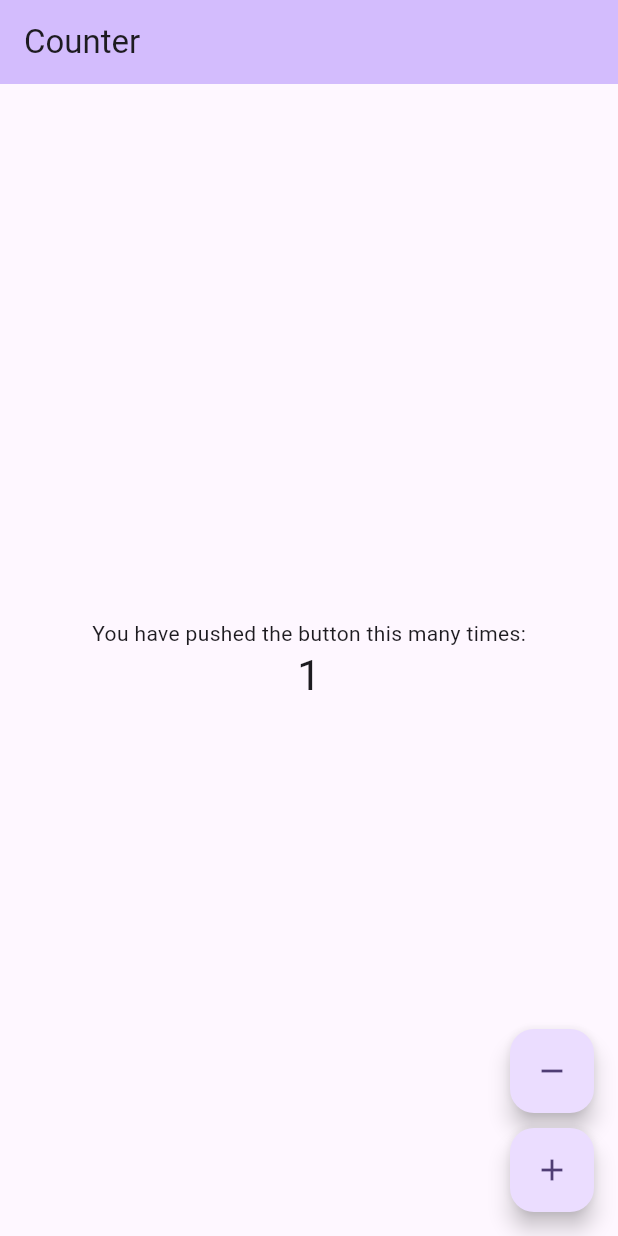
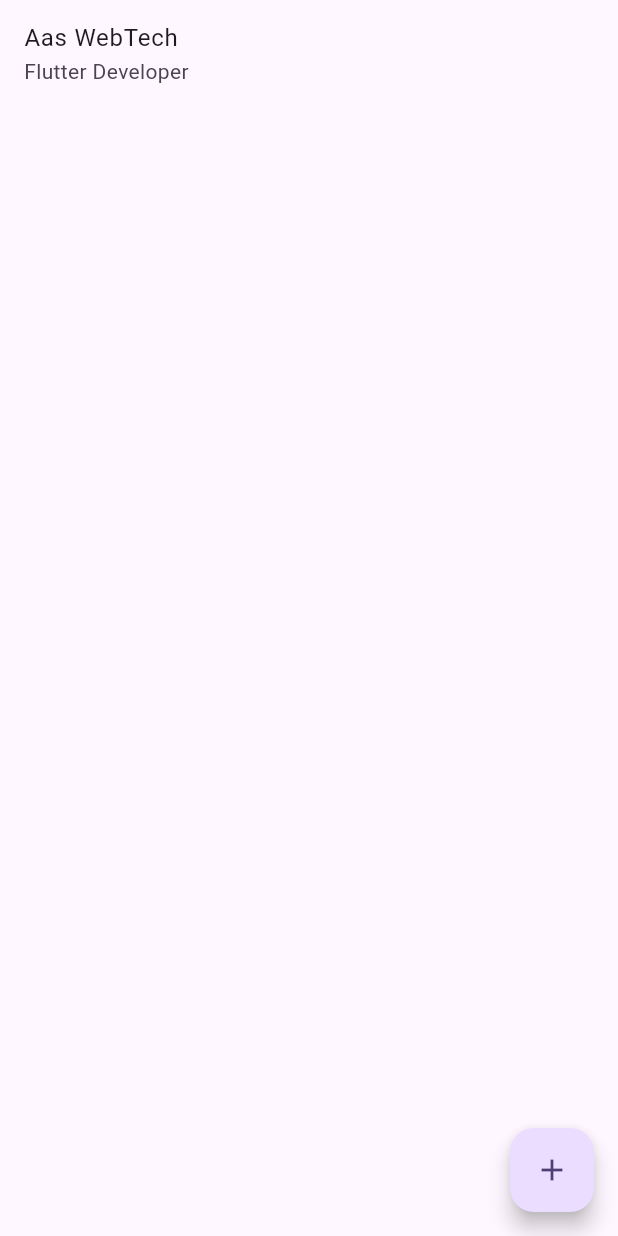
Before and after one commit to aasm0hammad/bloc-practice, a Flutter app: the screen it shows after launch, after a tap on the "add" icon, on a phone screen of 412 x 824 dp. Run offline on Flutter 3.47's test engine with Material 3 defaults, Android fonts, the phone set to English and light mode, and no system bars; our stand-ins replace flutter_bloc.

Commit message:
practice Bloc with List

```diff
--- a/lib/bloc/counter_bloc.dart
+++ b/lib/bloc/counter_bloc.dart
@@ -5,11 +5,11 @@ import 'package:flutter_bloc/flutter_bloc.dart';
 class CounterBloc extends Bloc<CounterEvent, CounterState> {
   CounterBloc() : super(CounterState(count: 0)) {
     on<Increment>((event, emit) {
-      emit(CounterState(count: state.count + 1));
+      emit(CounterState(count: state.count + event.count));
     });
     on<Decrement>((event, emit) {
-      if (state.count > 0) {
-        emit(CounterState(count: state.count - 1));
+      if (state.count > 50) {
+        emit(CounterState(count: state.count-event.count));
       }
     });
   }
--- a/lib/bloc/counter_event.dart
+++ b/lib/bloc/counter_event.dart
@@ -1,5 +1,13 @@
 abstract class CounterEvent {}
 
-class Increment extends CounterEvent {}
+class Increment extends CounterEvent {
+  int count;
+  Increment({required this.count});
 
-class Decrement extends CounterEvent {}
+}
+
+class Decrement extends CounterEvent {
+  int count;
+  Decrement({required this.count});
+
+}
--- /dev/null
+++ b/lib/home_page.dart
@@ -0,0 +1,46 @@
+import 'package:bloc_practice/list_bloc/list_bloc.dart';
+import 'package:bloc_practice/list_bloc/list_event.dart';
+import 'package:flutter/cupertino.dart';
+import 'package:flutter/material.dart';
+import 'package:flutter_bloc/flutter_bloc.dart';
+
+import 'list_bloc/list_state.dart';
+
+class HomePage extends StatelessWidget {
+  @override
+  Widget build(BuildContext context) {
+    // TODO: implement build
+    return Scaffold(
+      body: BlocBuilder<ListBloc, ListState>(builder: (ctx, state) {
+        return ListView.builder(
+            itemCount: state.mData.length,
+            itemBuilder: (context, index) {
+              return InkWell(
+                onTap: () {
+                  context.read<ListBloc>().add(UpdateItemList(updateValue: {
+                        'name': 'Aas45 WebTech1',
+                        'desc': 'Flutter Developer'
+                      }, index: index));
+                },
+                onLongPress: () {
+                  context.read<ListBloc>().add(DeleteItemList(index: index));
+                },
+                child: ListTile(
+                  title: Text(
+                      context.watch<ListBloc>().state.mData[index]['name']),
+                  subtitle: Text(
+                      context.watch<ListBloc>().state.mData[index]['desc']),
+                ),
+              );
+            });
+      }),
+      floatingActionButton: FloatingActionButton(
+        onPressed: () {
+          context.read<ListBloc>().add(AddItemList(
+              newValue: {'name': 'Aas WebTech', 'desc': 'Flutter Developer'}));
+        },
+        child: Icon(Icons.add),
+      ),
+    );
+  }
+}
--- /dev/null
+++ b/lib/list_bloc/list_bloc.dart
@@ -0,0 +1,35 @@
+import 'package:bloc_practice/list_bloc/list_event.dart';
+import 'package:bloc_practice/list_bloc/list_state.dart';
+import 'package:flutter_bloc/flutter_bloc.dart';
+
+class ListBloc extends Bloc<ListEvent, ListState> {
+  ListBloc() : super(ListState(mData: [])) {
+    /// Add List Item
+    on<AddItemList>((event, emit) {
+      List<Map<String, dynamic>> currentItem = state.mData;
+      currentItem.add(event.newValue);
+      emit(ListState(mData: currentItem));
+      //emit(ListState(mData: state.mData..add(event.mList)));
+    });
+
+    /// Update List Item
+    on<UpdateItemList>((
+      event,
+      emit,
+    ) {
+      List<Map<String, dynamic>> updatedItem = state.mData;
+
+      updatedItem[event.index] = event.updateValue;
+
+      emit(ListState(mData: updatedItem));
+    });
+
+    /// Delete List Item
+    on<DeleteItemList>((event, emit) {
+      List<Map<String, dynamic>> allItem = state.mData;
+
+      state.mData.removeAt(event.index);
+      emit(ListState(mData: allItem));
+    });
+  }
+}
--- /dev/null
+++ b/lib/list_bloc/list_event.dart
@@ -0,0 +1,23 @@
+abstract class ListEvent {}
+
+/// Add Item Event
+
+class AddItemList extends ListEvent {
+  Map<String, dynamic> newValue;
+
+  AddItemList({required this.newValue});
+}
+
+/// Update Item Event
+class UpdateItemList extends ListEvent {
+  int index;
+  Map<String, dynamic> updateValue;
+
+  UpdateItemList({required this.updateValue, required this.index});
+}
+
+/// Delete Item Event
+class DeleteItemList extends ListEvent {
+  int index;
+  DeleteItemList({required this.index});
+}
--- /dev/null
+++ b/lib/list_bloc/list_state.dart
@@ -0,0 +1,5 @@
+class ListState {
+
+  List<Map<String,dynamic>> mData;
+  ListState({required this.mData});
+}
--- a/lib/main.dart
+++ b/lib/main.dart
@@ -1,10 +1,16 @@
 import 'package:bloc_practice/bloc/counter_bloc.dart';
 import 'package:bloc_practice/bloc/counter_event.dart';
+import 'package:bloc_practice/list_bloc/list_bloc.dart';
 import 'package:flutter/material.dart';
 import 'package:flutter_bloc/flutter_bloc.dart';
 
+import 'home_page.dart';
+
 void main() {
-  runApp(const MyApp());
+  runApp(BlocProvider(
+    create: (context) => ListBloc(),
+    child: MyApp(),
+  ));
 }
 
 class MyApp extends StatelessWidget {
@@ -19,12 +25,7 @@ class MyApp extends StatelessWidget {
         colorScheme: ColorScheme.fromSeed(seedColor: Colors.deepPurple),
         useMaterial3: true,
       ),
-      home: BlocProvider(
-        create: (context) => CounterBloc(),
-        child: MyHomePage(
-          title: 'Counter',
-        ),
-      ),
+      home: HomePage(),
     );
   }
 }
@@ -74,19 +75,6 @@ class _MyHomePageState extends State<MyHomePage> {
         // Center is a layout widget. It takes a single child and positions it
         // in the middle of the parent.
         child: Column(
-          // Column is also a layout widget. It takes a list of children and
-          // arranges them vertically. By default, it sizes itself to fit its
-          // children horizontally, and tries to be as tall as its parent.
-          //
-          // Column has various properties to control how it sizes itself and
-          // how it positions its children. Here we use mainAxisAlignment to
-          // center the children vertically; the main axis here is the vertical
-          // axis because Columns are vertical (the cross axis would be
-          // horizontal).
-          //
-          // TRY THIS: Invoke "debug painting" (choose the "Toggle Debug Paint"
-          // action in the IDE, or press "p" in the console), to see the
-          // wireframe for each widget.
           mainAxisAlignment: MainAxisAlignment.center,
           children: <Widget>[
             const Text(
@@ -104,7 +92,7 @@ class _MyHomePageState extends State<MyHomePage> {
         children: [
           FloatingActionButton(
             onPressed: () {
-              context.read<CounterBloc>().add(Decrement());
+              context.read<CounterBloc>().add(Decrement(count: 50));
             },
             tooltip: 'Decrement',
             child: const Icon(Icons.remove),
@@ -114,7 +102,7 @@ class _MyHomePageState extends State<MyHomePage> {
           ),
           FloatingActionButton(
             onPressed: () {
-              context.read<CounterBloc>().add(Increment());
+              context.read<CounterBloc>().add(Increment(count: 5));
             },
             tooltip: 'Increment',
             child: const Icon(Icons.add),
```
